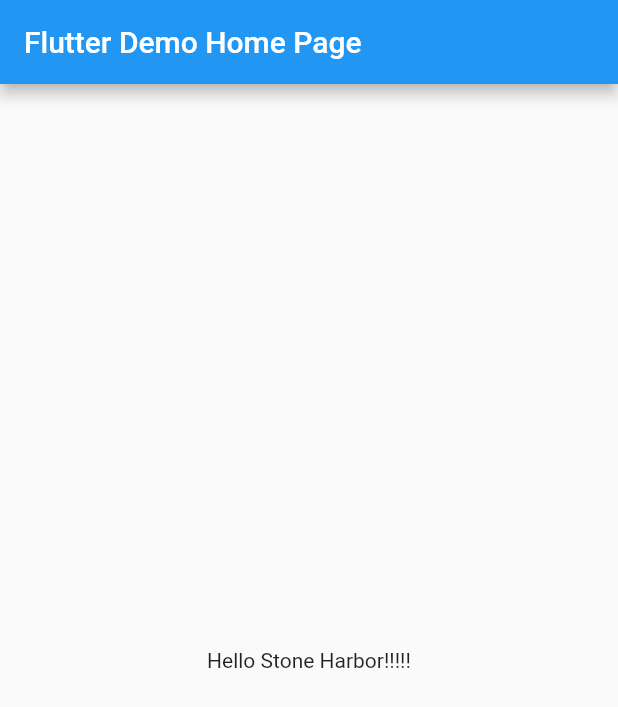
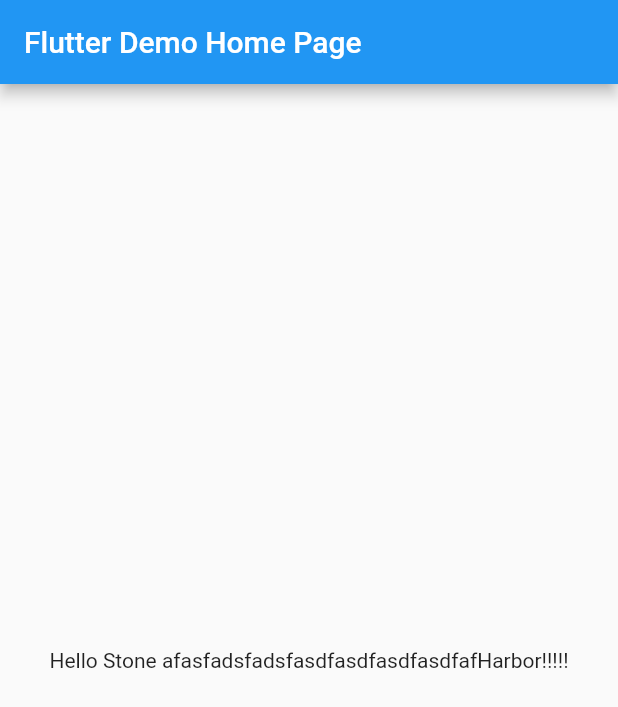
Before and after one commit to robertsirwin/stoneharbor, a Flutter app: the screen it shows after launch, on a phone screen of 412 x 824 dp. Shown: the top 707 px of the screen. Run offline on Flutter 3.47's test engine with Material 2 defaults, Android fonts, the phone set to English and light mode, and no system bars; missing offline and left inert: flutter_web.

Commit message:
update 8:07AM

```diff
--- a/lib/main.dart
+++ b/lib/main.dart
@@ -51,7 +51,7 @@ class MyHomePage extends StatelessWidget {
           mainAxisAlignment: MainAxisAlignment.center,
           children: <Widget>[
             Text(
-              'Hello Stone Harbor!!!!!',
+              'Hello Stone afasfadsfadsfasdfasdfasdfasdfafHarbor!!!!!',
             ),
           ],
         ),
```
